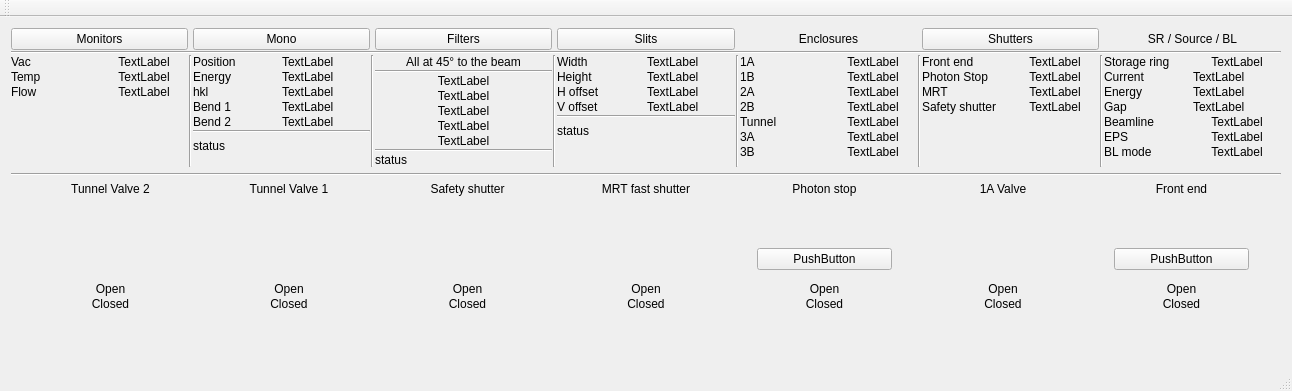
This is qimbl/qimbl.ui in MatthewJCameron/imbl as Qt 5 draws it before an edit. The edited form follows.
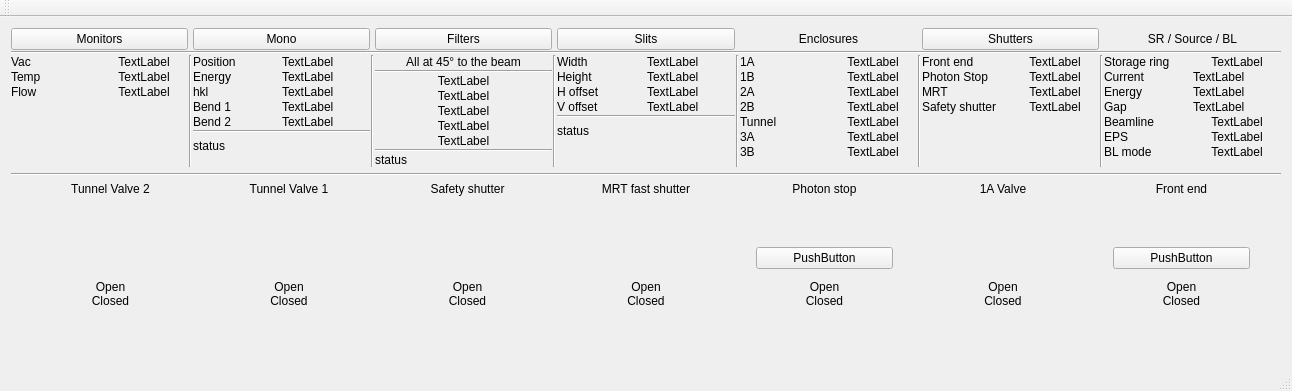
This is the edited form. Icons and pictures are not drawn. Custom widgets are drawn as their Qt base class.

Diff of the .ui file:
```diff
--- a/qimbl/qimbl.ui
+++ b/qimbl/qimbl.ui
@@ -1003,7 +1003,7 @@
          <number>0</number>
         </property>
         <property name="spacing">
-         <number>1</number>
+         <number>0</number>
         </property>
         <item row="3" column="10">
          <widget class="QLabelLine" name="beam_3">
```
